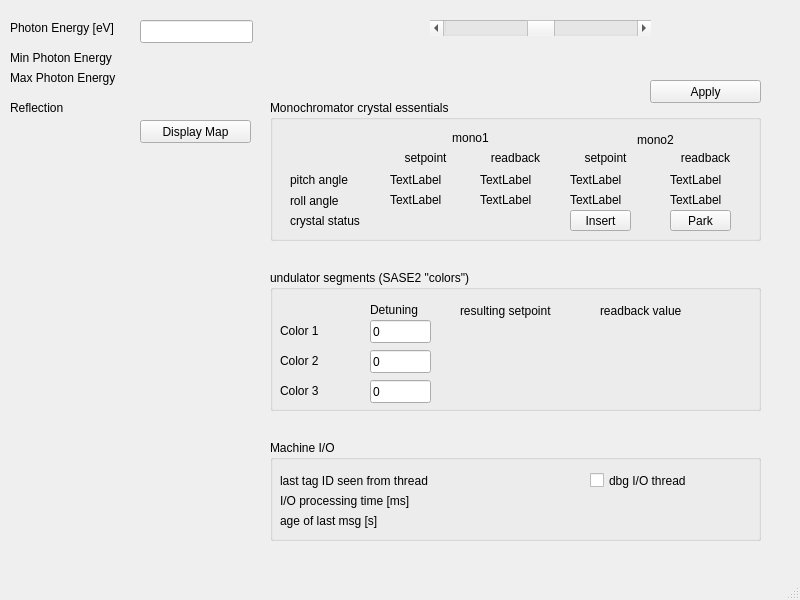
This is hxrss_main_window.ui in marcguetg/hxrss as Qt 5 draws it before an edit. The edited form follows.
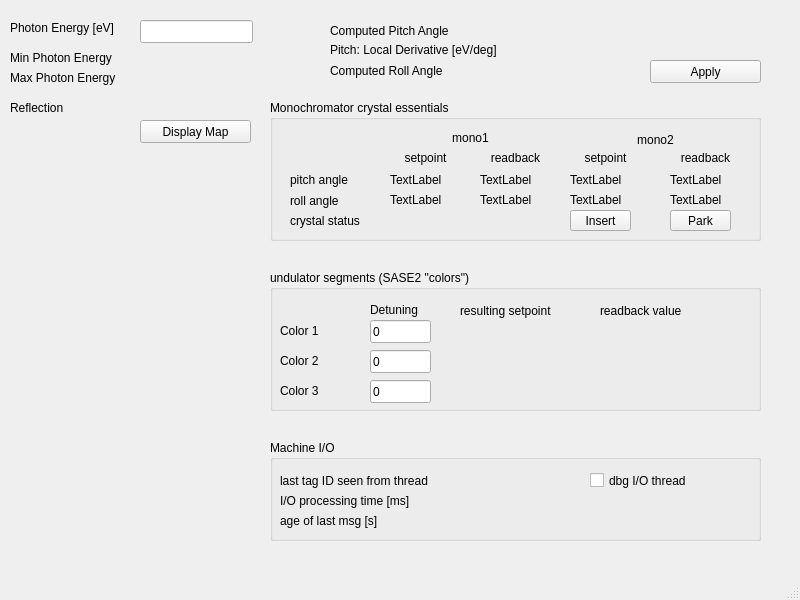
This is the edited form.

Commit message: GUI now displays compute pitch angle

The edit to the form file:
```diff
--- a/hxrss_main_window.ui
+++ b/hxrss_main_window.ui
@@ -354,25 +354,6 @@
      <string/>
     </property>
    </widget>
-   <widget class="QScrollBar" name="horizontalScrollBar">
-    <property name="geometry">
-     <rect>
-      <x>430</x>
-      <y>20</y>
-      <width>221</width>
-      <height>16</height>
-     </rect>
-    </property>
-    <property name="minimum">
-     <number>-100</number>
-    </property>
-    <property name="maximum">
-     <number>100</number>
-    </property>
-    <property name="orientation">
-     <enum>Qt::Horizontal</enum>
-    </property>
-   </widget>
    <widget class="QGroupBox" name="groupBox_2">
     <property name="geometry">
      <rect>
@@ -585,7 +566,7 @@
     <property name="geometry">
      <rect>
       <x>650</x>
-      <y>80</y>
+      <y>60</y>
       <width>111</width>
       <height>23</height>
      </rect>
@@ -759,6 +740,84 @@
      <string/>
     </property>
    </widget>
+   <widget class="QLabel" name="label_23">
+    <property name="geometry">
+     <rect>
+      <x>330</x>
+      <y>20</y>
+      <width>151</width>
+      <height>21</height>
+     </rect>
+    </property>
+    <property name="text">
+     <string>Computed Pitch Angle</string>
+    </property>
+   </widget>
+   <widget class="QLabel" name="label_24">
+    <property name="geometry">
+     <rect>
+      <x>330</x>
+      <y>60</y>
+      <width>151</width>
+      <height>21</height>
+     </rect>
+    </property>
+    <property name="text">
+     <string>Computed Roll Angle</string>
+    </property>
+   </widget>
+   <widget class="QLabel" name="computed_pitch_angle_display">
+    <property name="geometry">
+     <rect>
+      <x>530</x>
+      <y>20</y>
+      <width>91</width>
+      <height>16</height>
+     </rect>
+    </property>
+    <property name="text">
+     <string/>
+    </property>
+   </widget>
+   <widget class="QLabel" name="computed_roll_angle_display">
+    <property name="geometry">
+     <rect>
+      <x>530</x>
+      <y>60</y>
+      <width>91</width>
+      <height>16</height>
+     </rect>
+    </property>
+    <property name="text">
+     <string/>
+    </property>
+   </widget>
+   <widget class="QLabel" name="computed_pitch_angle_slope_display">
+    <property name="geometry">
+     <rect>
+      <x>530</x>
+      <y>40</y>
+      <width>91</width>
+      <height>16</height>
+     </rect>
+    </property>
+    <property name="text">
+     <string/>
+    </property>
+   </widget>
+   <widget class="QLabel" name="label_25">
+    <property name="geometry">
+     <rect>
+      <x>330</x>
+      <y>40</y>
+      <width>201</width>
+      <height>20</height>
+     </rect>
+    </property>
+    <property name="text">
+     <string>Pitch: Local Derivative [eV/deg]</string>
+    </property>
+   </widget>
   </widget>
   <widget class="QMenuBar" name="menubar">
    <property name="geometry">
```
The commit also changes 4 other files.
